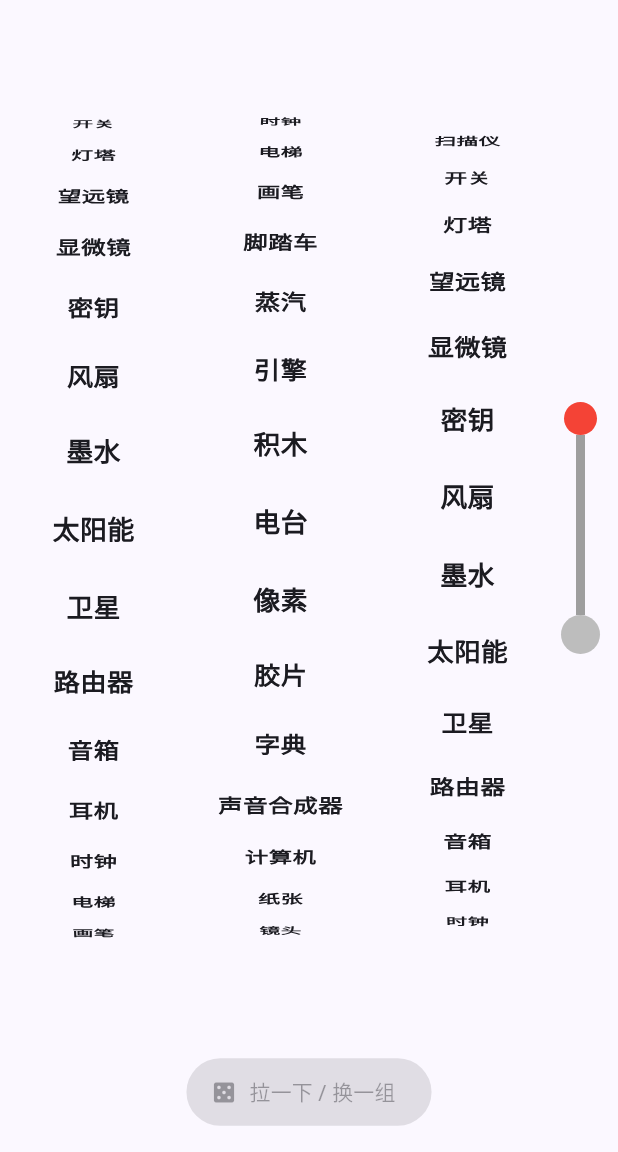
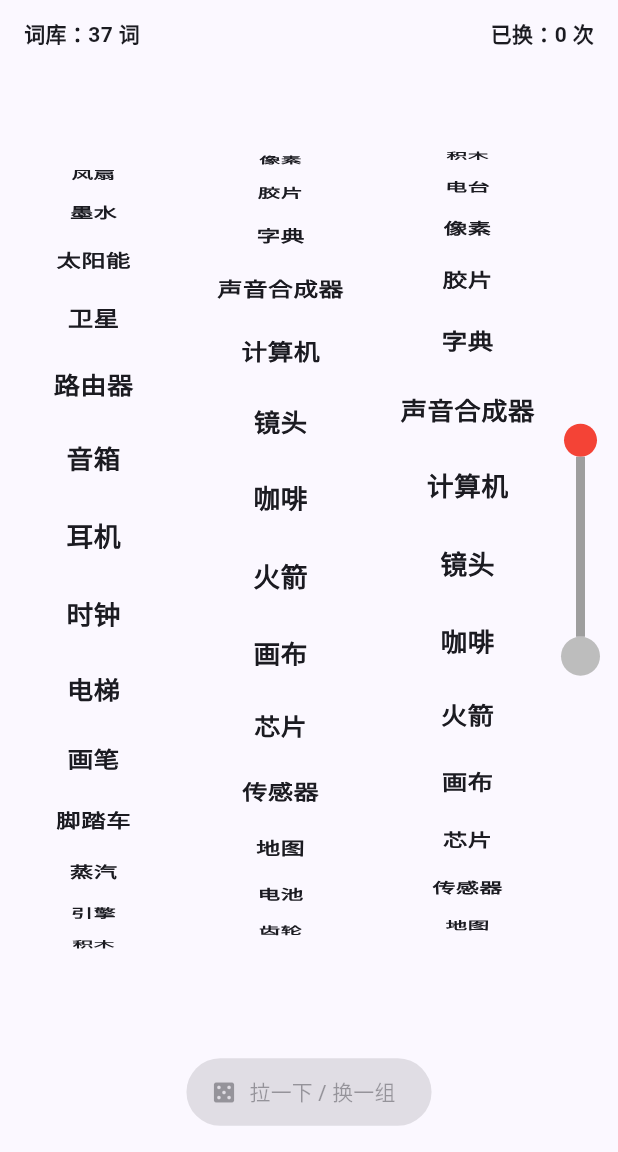
Before and after one commit to mg1998ex-crypto/linggan, a Flutter app: the screen it shows after launch, scrolled down 576 dp, after a tap on "拉一下 / 换一组", on a phone screen of 412 x 824 dp, the part 84-1236 px from its top. Run offline on Flutter 3.47's test engine with Material 3 defaults, Android fonts, the light colour scheme and no system bars.

Commit message:
更新 main.dart

```diff
--- a/lib/main.dart
+++ b/lib/main.dart
@@ -34,13 +34,8 @@ class SlotMachinePage extends StatefulWidget {
 
 class _SlotMachinePageState extends State<SlotMachinePage>
     with TickerProviderStateMixin {
-  // 示例词库（后续你可以自己替换/扩展）
-  final List<String> words = const [
-    '字典','声音合成器','计算机','纸张','镜头','网络','咖啡','火箭','画布','芯片',
-    '传感器','地图','磁带','电池','齿轮','算法','日记','扫描仪','开关','灯塔',
-    '望远镜','显微镜','密钥','风扇','墨水','太阳能','卫星','路由器','音箱','耳机',
-    '时钟','电梯','画笔','脚踏车','蒸汽','引擎','积木','电台','像素','胶片'
-  ];
+  // ✅ 从 assets/words_zh.txt 读取词库（不再写死在代码里）
+  List<String> words = [];
 
   late final FixedExtentScrollController c1;
   late final FixedExtentScrollController c2;
@@ -55,6 +50,7 @@ class _SlotMachinePageState extends State<SlotMachinePage>
   @override
   void initState() {
     super.initState();
+
     c1 = FixedExtentScrollController();
     c2 = FixedExtentScrollController();
     c3 = FixedExtentScrollController();
@@ -68,9 +64,41 @@ class _SlotMachinePageState extends State<SlotMachinePage>
       CurvedAnimation(parent: leverCtrl, curve: Curves.easeOut),
     );
 
+    // ✅ 启动时加载词库
+    _loadWords();
+  }
+
+  Future<void> _loadWords() async {
+    try {
+      final raw = await rootBundle.loadString('assets/words_zh.txt');
+      final list = raw
+          .split('\n')
+          .map((e) => e.trim())
+          .where((e) => e.isNotEmpty)
+          .toList();
+
+      // 兜底：如果文件里太少，避免体验太差
+      if (list.length < 10) {
+        list.addAll(const ['字典', '声音合成器', '计算机', '画布', '芯片', '算法', '电池', '电台', '像素', '胶片']);
+      }
+
+      setState(() {
+        words = list;
+      });
+
+      // ✅ 词库加载完成后，随机跳一下
       WidgetsBinding.instance.addPostFrameCallback((_) {
         _jumpToRandom();
       });
+    } catch (e) {
+      // 如果 assets 配置没生效或文件不存在，会走到这里
+      setState(() {
+        words = const ['字典', '声音合成器', '计算机', '画布', '芯片', '算法', '电池', '电台', '像素', '胶片'];
+      });
+      WidgetsBinding.instance.addPostFrameCallback((_) {
+        _jumpToRandom();
+      });
+    }
   }
 
   @override
@@ -83,6 +111,7 @@ class _SlotMachinePageState extends State<SlotMachinePage>
   }
 
   void _jumpToRandom() {
+    if (words.isEmpty) return;
     final r = Random();
     c1.jumpToItem(r.nextInt(words.length));
     c2.jumpToItem(r.nextInt(words.length));
@@ -91,6 +120,8 @@ class _SlotMachinePageState extends State<SlotMachinePage>
 
   Future<void> _spin() async {
     if (spinning) return;
+    if (words.isEmpty) return;
+
     setState(() => spinning = true);
 
     HapticFeedback.mediumImpact();
@@ -106,15 +137,21 @@ class _SlotMachinePageState extends State<SlotMachinePage>
     ];
 
     await Future.wait([
-      c1.animateToItem(targets[0],
+      c1.animateToItem(
+        targets[0],
         duration: const Duration(milliseconds: 1400),
-          curve: Curves.easeOutCubic),
-      c2.animateToItem(targets[1],
+        curve: Curves.easeOutCubic,
+      ),
+      c2.animateToItem(
+        targets[1],
         duration: const Duration(milliseconds: 1700),
-          curve: Curves.easeOutCubic),
-      c3.animateToItem(targets[2],
+        curve: Curves.easeOutCubic,
+      ),
+      c3.animateToItem(
+        targets[2],
         duration: const Duration(milliseconds: 2000),
-          curve: Curves.easeOutQuart),
+        curve: Curves.easeOutQuart,
+      ),
     ]);
 
     setState(() {
@@ -127,6 +164,13 @@ class _SlotMachinePageState extends State<SlotMachinePage>
 
   @override
   Widget build(BuildContext context) {
+    // ✅ 词库未加载完：显示加载界面（避免 words.length=0 崩溃）
+    if (words.isEmpty) {
+      return const Scaffold(
+        body: Center(child: CircularProgressIndicator()),
+      );
+    }
+
     return Scaffold(
       appBar: AppBar(
         title: const Text('灵感 · 老虎机三词'),
@@ -134,7 +178,20 @@ class _SlotMachinePageState extends State<SlotMachinePage>
       ),
       body: Column(
         children: [
-          const SizedBox(height: 16),
+          const SizedBox(height: 12),
+          Padding(
+            padding: const EdgeInsets.symmetric(horizontal: 16),
+            child: Row(
+              mainAxisAlignment: MainAxisAlignment.spaceBetween,
+              children: [
+                Text('词库：${words.length} 词',
+                    style: const TextStyle(fontWeight: FontWeight.w600)),
+                Text('已换：$spinsToday 次',
+                    style: const TextStyle(fontWeight: FontWeight.w600)),
+              ],
+            ),
+          ),
+          const SizedBox(height: 12),
           Expanded(
             child: Row(
               children: [
```
Lines whose indentation alone changed are shown as unchanged.
